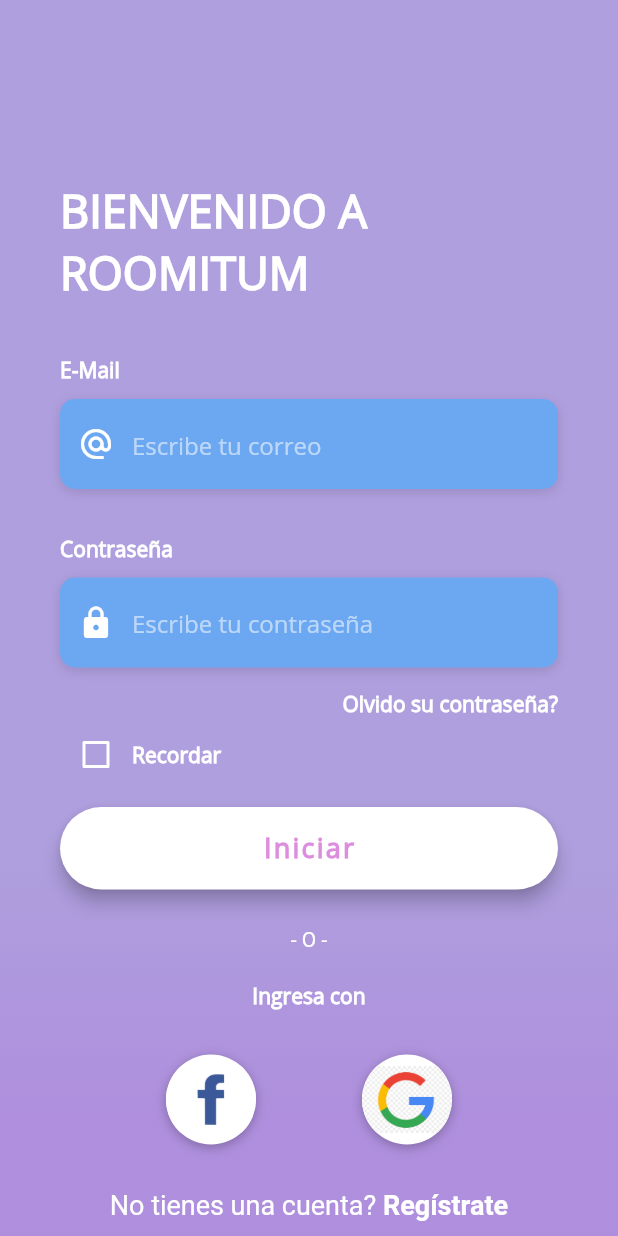
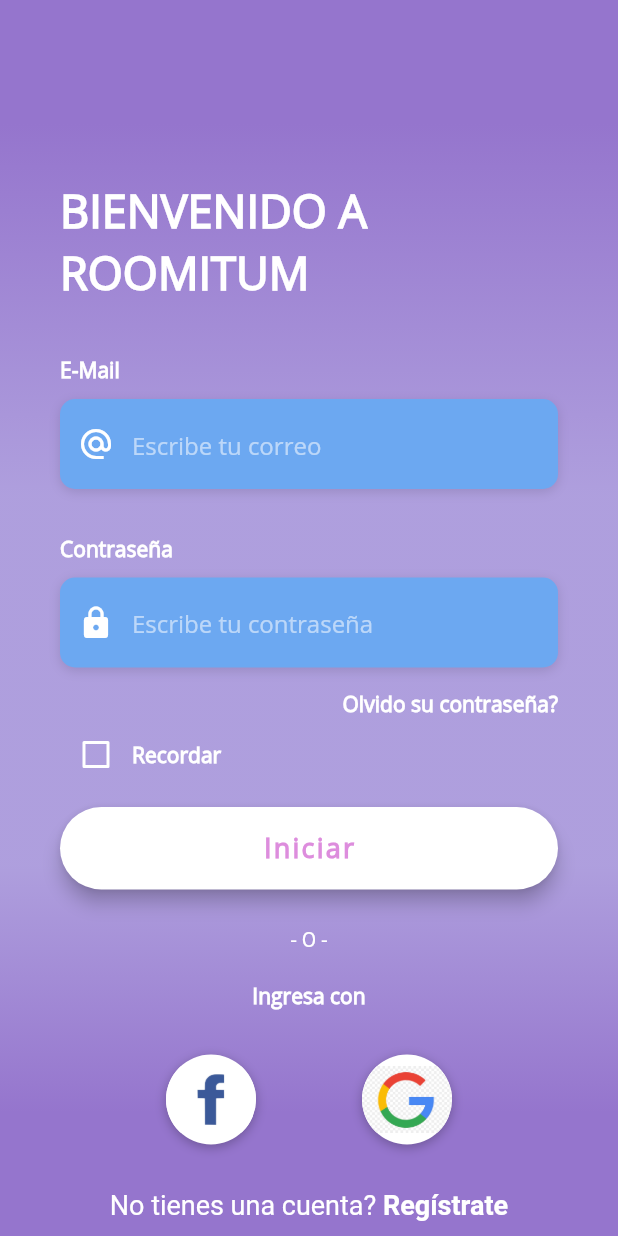
Before and after one commit to 14AlejandroNauatDuran/rommie_aplication, a Flutter app: the screen it shows after launch, on a phone screen of 412 x 824 dp. Run offline on Flutter 3.47's test engine with Material 2 defaults, Android fonts, the phone set to English and light mode, and no system bars; our stand-ins replace image_picker, sqflite; accounts and stored records are empty.

Commit message:
19.01.21

```diff
--- a/flutter_login_ui/lib/main.dart
+++ b/flutter_login_ui/lib/main.dart
@@ -13,6 +13,12 @@ class MyApp extends StatelessWidget {
   @override
   Widget build(BuildContext context) {
     return MaterialApp(
+      theme: ThemeData(
+    // Define the default brightness and colors.
+    brightness: Brightness.light,
+    primaryColor: Colors.deepPurple[300],
+    accentColor: Colors.deepPurple[300],
+      ),
       title: 'Roomitum',
       debugShowCheckedModeBanner: false,
       routes: {
--- a/flutter_login_ui/lib/screens/login_screen.dart
+++ b/flutter_login_ui/lib/screens/login_screen.dart
@@ -263,10 +263,10 @@ class _LoginScreenState extends State<LoginScreen> {
                     begin: Alignment.topCenter,
                     end: Alignment.bottomCenter,
                     colors: [
+                      Colors.deepPurple[300],
                       Color(0xFAAD9DDD),
                       Color(0xFAAD9DDD),
-                      Color(0xFAAD9DDD),
-                      Color(0xFAAD8DDD),
+                      Colors.deepPurple[300],
                     ],
                     stops: [0.1, 0.4, 0.7, 0.9],
                   ),
--- a/flutter_login_ui/lib/screens/perfil.dart
+++ b/flutter_login_ui/lib/screens/perfil.dart
@@ -1,6 +1,9 @@
 import 'package:flutter/material.dart';
 import 'package:flutter_login_ui/base/note1.dart';
 import 'package:flutter_login_ui/db/operation1.dart';
+
+import 'dart:io';
+import 'package:image_picker/image_picker.dart';
 
 class Perfil extends StatelessWidget {
   static const String ROUTE = "/perfil";
```
